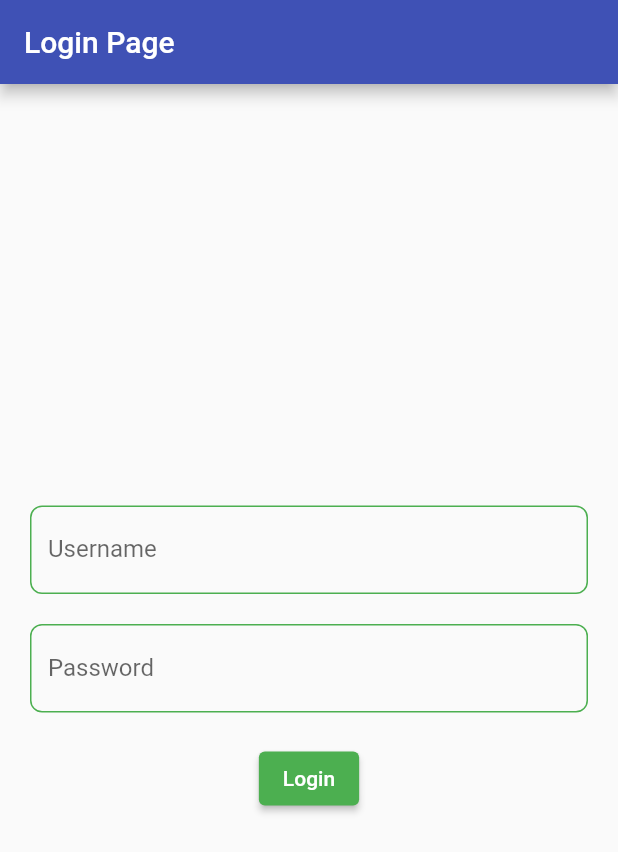
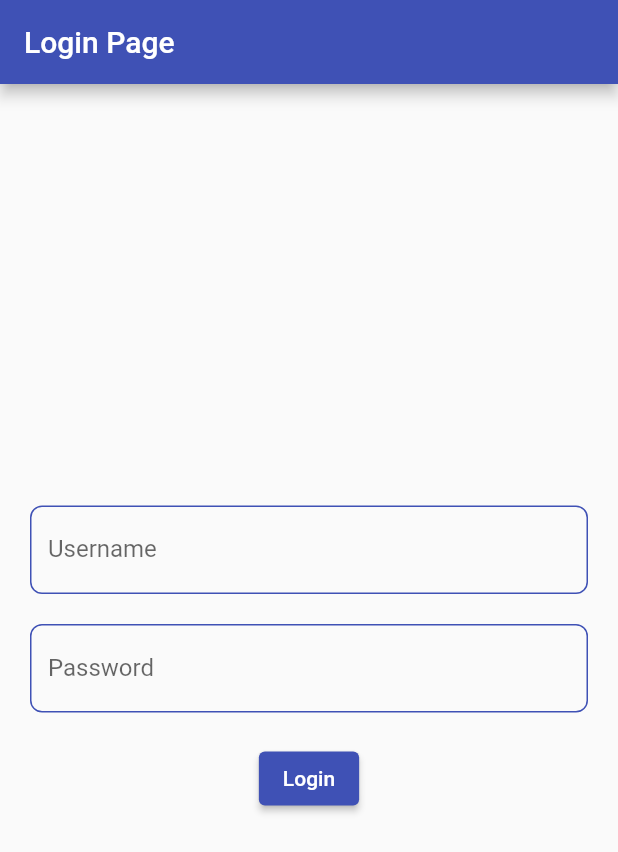
Before and after one commit to glxy-sn/tugas4, a Flutter app: the screen it shows after launch, on a phone screen of 412 x 824 dp. Shown: the top 852 px of the screen. Run offline on Flutter 3.47's test engine with Material 2 defaults, Android fonts, the phone set to English and light mode, and no system bars; missing offline and left inert: material_dialogs.

Commit message:
change color in login page and remake the stopwatch menu

```diff
--- a/lib/bantuan.dart
+++ b/lib/bantuan.dart
@@ -29,7 +29,7 @@ class _Bantuan extends State<Bantuan> {
                   MaterialPageRoute(builder: (context) => HelpPage()),
                 );
               },
-              child: Text('Cara Penggunaan Aplikasi'),
+              child: Text('Penggunaan Aplikasi'),
 
             ),
             SizedBox(
--- a/lib/homepage.dart
+++ b/lib/homepage.dart
@@ -27,7 +27,7 @@ class _HomePageState extends State<HomePage> {
                   MaterialPageRoute(builder: (context) => Anggota()),
                 );
               },
-              child: Text('Daftar anggota'),
+              child: Text('Daftar Anggota'),
             ),
             SizedBox(
               height: 16.0,
@@ -39,7 +39,7 @@ class _HomePageState extends State<HomePage> {
                   MaterialPageRoute(builder: (context) => StopwatchPage()),
                 );
               },
-              child: Text('Aplikasi stopwatch'),
+              child: Text('Stopwatch'),
             ),
             SizedBox(
               height: 16.0,
--- a/lib/login_page.dart
+++ b/lib/login_page.dart
@@ -45,18 +45,17 @@ class _LoginPageState extends State<LoginPage> {
           username = value;
         },
         decoration: InputDecoration(
-          hintText: 'Username',
           labelText: 'Username',
           enabledBorder: OutlineInputBorder(
             borderRadius: BorderRadius.circular(8),
             borderSide: BorderSide(
-              color: (id) ? Colors.green : Colors.red,
+              color: (id) ? Colors.indigo : Colors.red,
             ),
           ),
           focusedBorder: OutlineInputBorder(
             borderRadius: BorderRadius.circular(8),
             borderSide: BorderSide(
-                color: Colors.blue
+                color: Colors.indigo
             ),
           ),
         ),
@@ -72,18 +71,17 @@ class _LoginPageState extends State<LoginPage> {
         },
         obscureText: true,
         decoration: InputDecoration(
-          hintText: 'Password',
           labelText: 'Password',
           enabledBorder: OutlineInputBorder(
             borderRadius: BorderRadius.circular(8),
             borderSide: BorderSide(
-              color: (pw) ? Colors.green : Colors.red,
+              color: (pw) ? Colors.indigo : Colors.red,
             ),
           ),
           focusedBorder: OutlineInputBorder(
             borderRadius: BorderRadius.circular(8),
             borderSide: BorderSide(
-                color: Colors.blue
+                color: Colors.indigo
             ),
           ),
         ),
@@ -96,7 +94,7 @@ class _LoginPageState extends State<LoginPage> {
         //width: MediaQueryData.of(context).size.width,
         child: ElevatedButton(
           style: ElevatedButton.styleFrom(
-              primary: (isLoginSuccess) ? Colors.green : Colors.red
+              primary: (isLoginSuccess) ? Colors.indigo : Colors.red
           ),
           onPressed: (){
             String text = "";
--- a/lib/penggunaan.dart
+++ b/lib/penggunaan.dart
@@ -5,7 +5,7 @@ class HelpPage extends StatelessWidget {
   Widget build(BuildContext context) {
     return Scaffold(
       appBar: AppBar(
-        title: Text('Bantuan'),
+        title: Text('Penggunaan Aplikasi'),
       ),
       body: Container(
         padding: EdgeInsets.all(16.0),
```
Also changed, not shown: lib/stopwatch.dart (+57 -43 lines).
